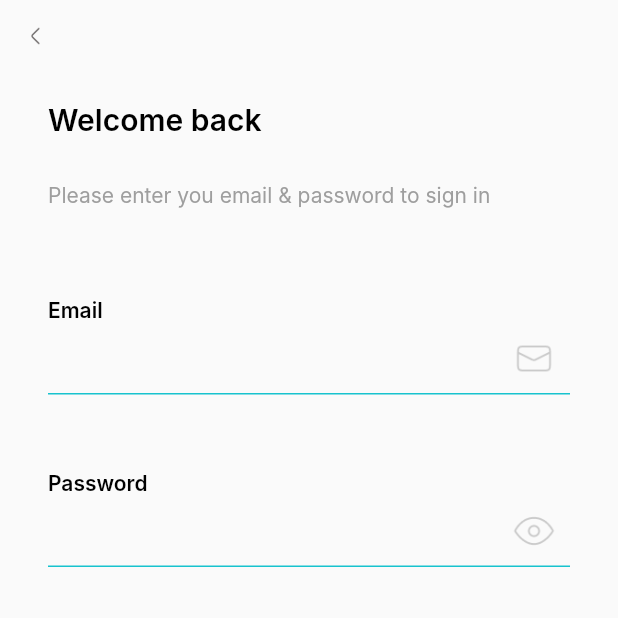
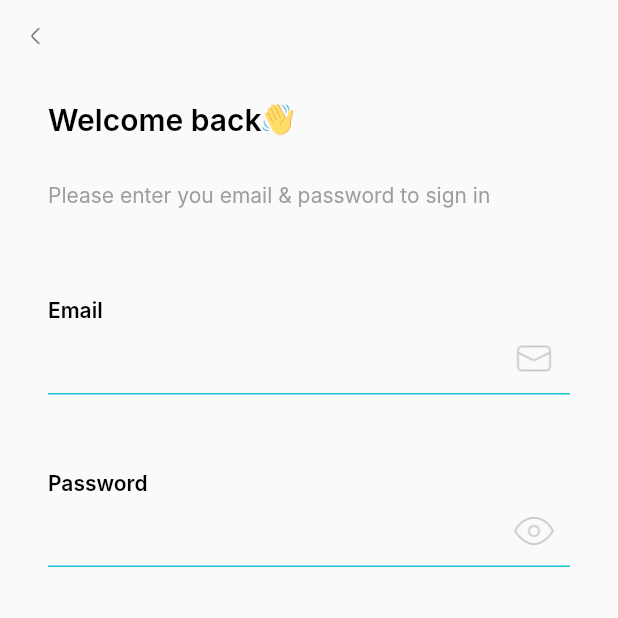
Before and after one commit to sunboy130/flutter_chat, a Flutter app: the RegisterPage screen opened directly, on a phone screen of 412 x 824 dp, the top half of it. Run offline on Flutter 3.47's test engine with Material 2 defaults, Android fonts, the phone set to English and light mode, and no system bars; our stand-ins replace flutter_easyloading; Roboto replaces fonts that are missing (Inter).

Commit message:
add hand icon

```diff
--- a/chat_demo/lib/sign_up.dart
+++ b/chat_demo/lib/sign_up.dart
@@ -79,7 +79,9 @@ Widget headerWidget() {
       child: Column(
         crossAxisAlignment: CrossAxisAlignment.start,
         children: [
-            Text(
+          Row(
+            children: [
+              Text(
                 "Welcome back",
                 style: TextStyle(
                   color: Colors.black, // 颜色为9E9E9E
@@ -87,6 +89,13 @@ Widget headerWidget() {
                   fontFamily: "Inter", // 字体为Inter
                   fontWeight: FontWeight.w600, // 字体权重为400
                 ),
+              ),
+              Image(
+                image: Image.asset("assets/images/emoji.png").image,
+                width: 22,
+                height: 22,
+              )
+            ]
           ),
           SizedBox(height: 29),
           Text(
```
Also changed, not shown: chat_demo/assets/images/emoji.png (added).
